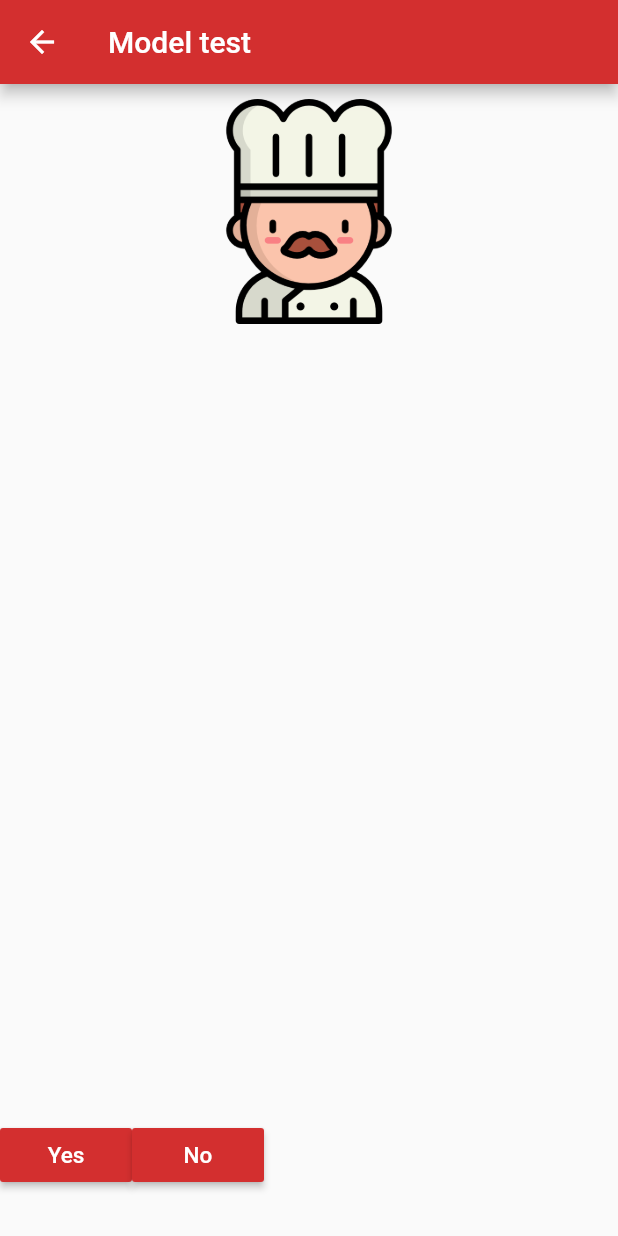
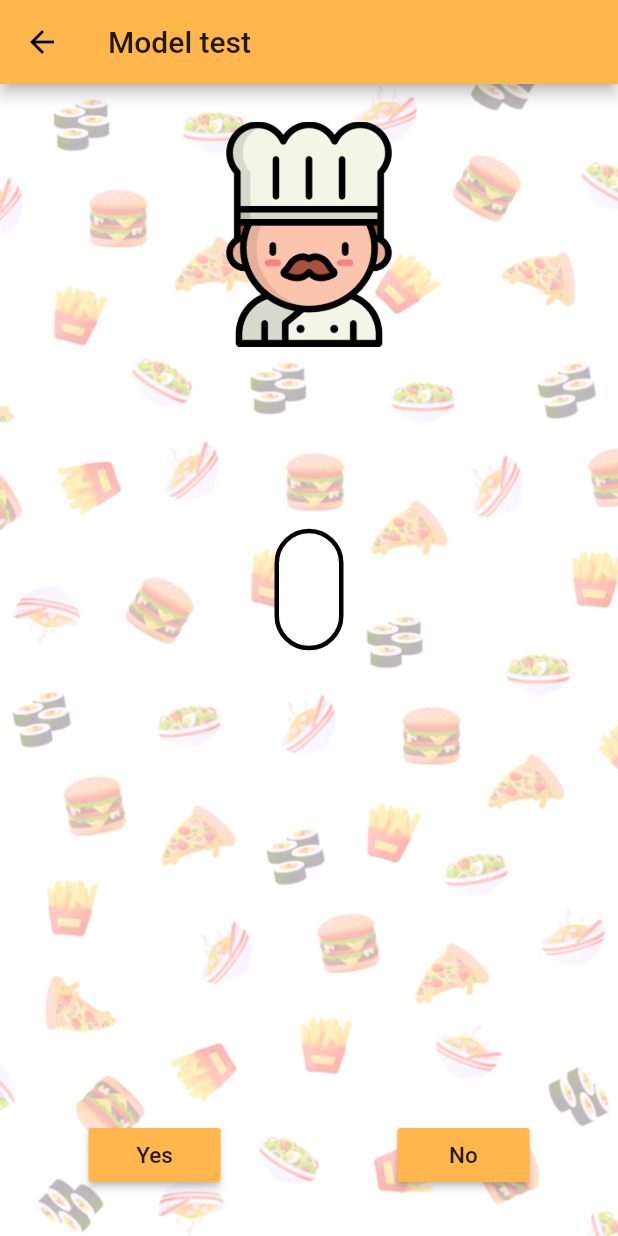
Before and after one commit to Shinbly/Project-Food, a Flutter app: the ModelTree screen opened by its route, on a phone screen of 412 x 824 dp. Run offline on Flutter 3.47's test engine with Material 2 defaults, Android fonts, the phone set to English and light mode, and no system bars; our stand-ins replace carousel_slider, cloud_firestore, firebase_core, firebase_storage, image_picker, permission_handler and 1 more; missing offline and left inert: sklite; accounts and stored records are empty; project files that could hold a hidden picture were left out.

Commit message:
beautify more

```diff
--- a/what_eat/lib/ModelTree.dart
+++ b/what_eat/lib/ModelTree.dart
@@ -47,6 +47,7 @@ class _ModelTreeState extends State<ModelTree> {
 
   int currentFeatureIndex = -1;
   String currentQuestion ="";
+  bool isInit = false;
 
   @override
   void initState() {
@@ -280,15 +281,25 @@ class _ModelTreeState extends State<ModelTree> {
           'Model test'
         ),
       ),
-      body: Center(
+      body: Container(
+        decoration: BoxDecoration(
+            image: DecorationImage(
+                image: AssetImage("assets/background.png"),
+                fit: BoxFit.cover
+            )
+        ),
+        width: MediaQuery.of(context).size.width,
+        height:  MediaQuery.of(context).size.height,
+        child: Center(
           child: FutureBuilder(
             future: Future.value(init),
             builder: (context, snapshot){
-            if(snapshot.connectionState == ConnectionState.done){
+              if(snapshot.connectionState == ConnectionState.done || isInit){
+                isInit = true;
                 return Stack(
                     children: <Widget>[
                       Positioned(
-                      top: 10,
+                        top: 25,
                         child: Container(
                           height: 150,
                           width: MediaQuery.of(context).size.width,
@@ -299,19 +310,32 @@ class _ModelTreeState extends State<ModelTree> {
                       ),
                       ///question :
                       Positioned(
-                      top:  200,
+                        top:  (MediaQuery.of(context).size.height /2) - 150,
                         child: Container(
+                          height: 150,
                           width: MediaQuery.of(context).size.width,
                           child: Align(
                             alignment: Alignment.center,
+                            child: Container(
+                              decoration: BoxDecoration(
+                                  color: Colors.white,
+                                  borderRadius: BorderRadius.all(Radius.circular(100.0)),
+                                  border: Border.all(
+                                    width: 3
+                                  )
+                              ),
+                              child: Padding(
+                                padding: const EdgeInsets.all(20.0),
                                 child: Text(
                                     this.currentQuestion,
                                     style: TextStyle(
                                       fontWeight: FontWeight.bold,
-                                fontSize: 45,
+                                      fontSize: 30,
                                       color: Colors.black
                                     ),
                                     textAlign: TextAlign.center,
+                                ),
+                              ),
                             ),
                           ),
                         ),
@@ -320,11 +344,12 @@ class _ModelTreeState extends State<ModelTree> {
                       Positioned(
                         bottom: 30,
                         child: Container(
+                          width: MediaQuery.of(context).size.width,
                             child : Row(
                               mainAxisAlignment: MainAxisAlignment.spaceAround,
                               children: <Widget>[
                                 RaisedButton(
-                                child:Text('Yes', style: TextStyle( fontSize: 15 , color: Colors.white),),
+                                  child:Text('Yes', style: TextStyle( fontSize: 15),),
                                   onPressed: (){setValue(1);},
                                   color: Theme.of(context).primaryColor,
                                 ),
@@ -333,7 +358,7 @@ class _ModelTreeState extends State<ModelTree> {
                           onPressed: (){setValue(2);},
                         ),*/
                                 RaisedButton(
-                                child:Text('No', style: TextStyle( fontSize: 15 , color: Colors.white),),
+                                  child:Text('No', style: TextStyle( fontSize: 15),),
                                   onPressed: (){setValue(0);},
                                   color: Theme.of(context).primaryColor,
 
@@ -354,6 +379,7 @@ class _ModelTreeState extends State<ModelTree> {
               }
             },
           ),
+        ),
       )
     );
   }
--- a/what_eat/lib/main.dart
+++ b/what_eat/lib/main.dart
@@ -19,8 +19,8 @@ class MyApp extends StatelessWidget {
     return MaterialApp(
       title: "What's Dinner?",
       theme: ThemeData(
-        primarySwatch: Colors.red,
-        primaryColor: Colors.red[700]
+        primarySwatch: Colors.orange,
+        primaryColor: Colors.orange[300]
         // This makes the visual density adapt to the platform that you run
         // the app on. For desktop platforms, the controls will be smaller and
         // closer together (more dense) than on mobile platforms.
--- a/what_eat/pubspec.yaml
+++ b/what_eat/pubspec.yaml
@@ -70,6 +70,10 @@ flutter:
     - assets/google_search.json
     - assets/whateat.png
     - assets/chef.png
+    - assets/whateat_mini.png
+    - assets/recipe-book.png
+    - assets/restaurant.png
+    - assets/background.png
 
   # To add assets to your application, add an assets section, like this:
   # assets:
```
Also changed, not shown: what_eat/lib/Home.dart (+23 -12 lines), what_eat/lib/Result.dart (+13 -7 lines), what_eat/assets/background.png (added), what_eat/assets/recipe-book.png (added), what_eat/assets/restaurant.png (added), what_eat/assets/whateat_mini.png (added). Lines whose indentation alone changed are shown as unchanged.
